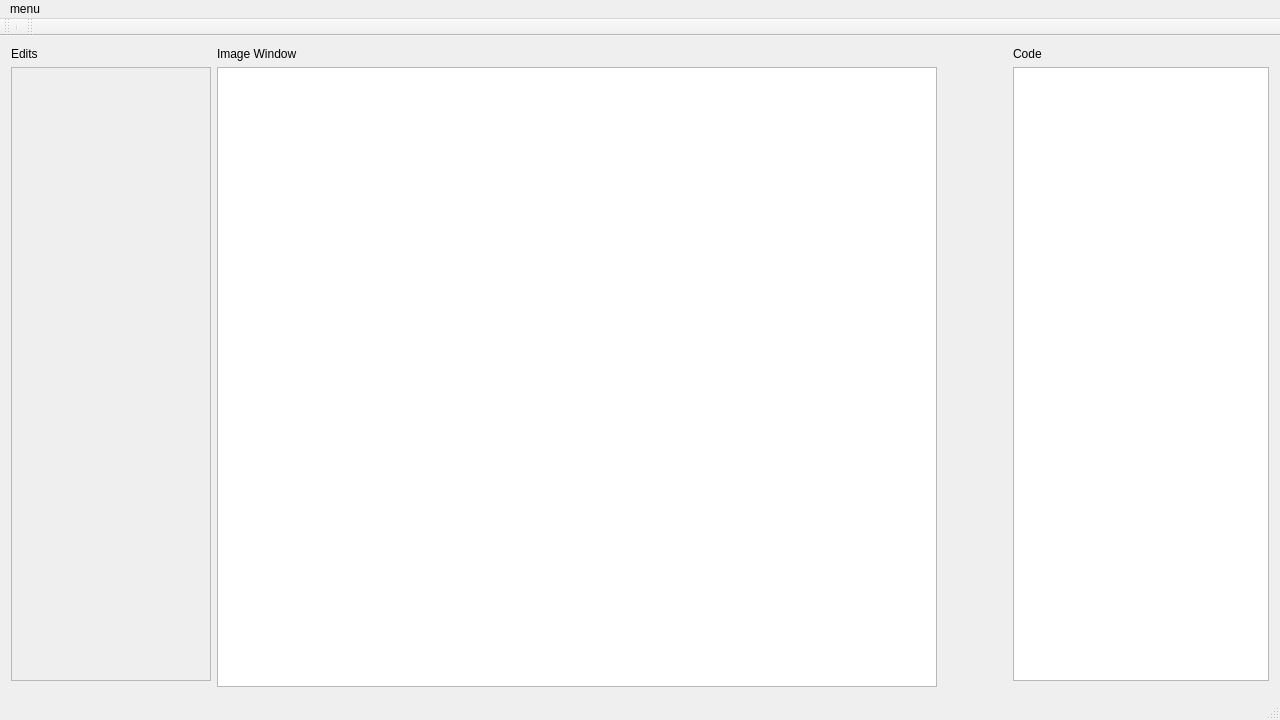
First picture: the form in image-editor/imageeditor.ui, repository sagarkalburgi/image-editor, before the edit.
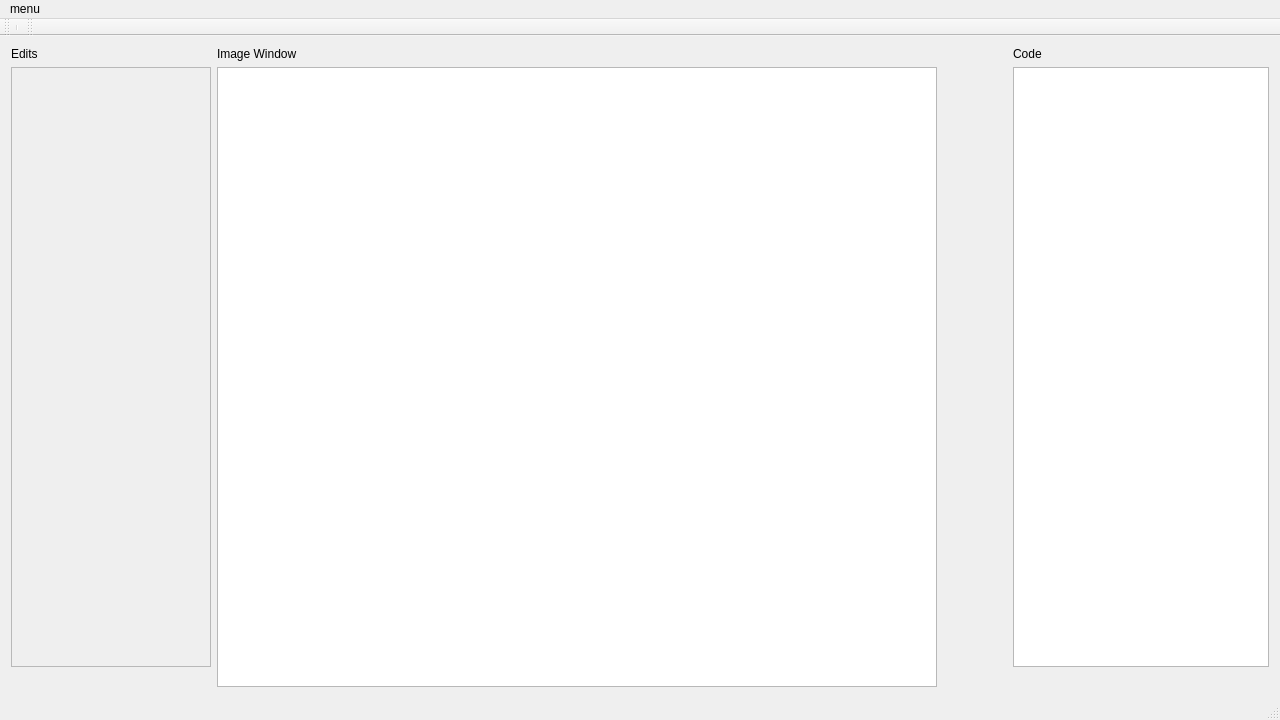
Second picture: the form after the edit. Custom widgets are drawn as their Qt base class.

Diff of the .ui file:
```diff
--- a/image-editor/imageeditor.ui
+++ b/image-editor/imageeditor.ui
@@ -111,12 +111,22 @@
            <x>0</x>
            <y>0</y>
            <width>198</width>
-           <height>620</height>
+           <height>601</height>
           </rect>
          </property>
         </widget>
        </widget>
       </item>
+      <item row="2" column="3">
+       <widget class="QLabel" name="label_log">
+        <property name="cursor">
+         <cursorShape>IBeamCursor</cursorShape>
+        </property>
+        <property name="text">
+         <string/>
+        </property>
+       </widget>
+      </item>
      </layout>
     </item>
    </layout>
```
